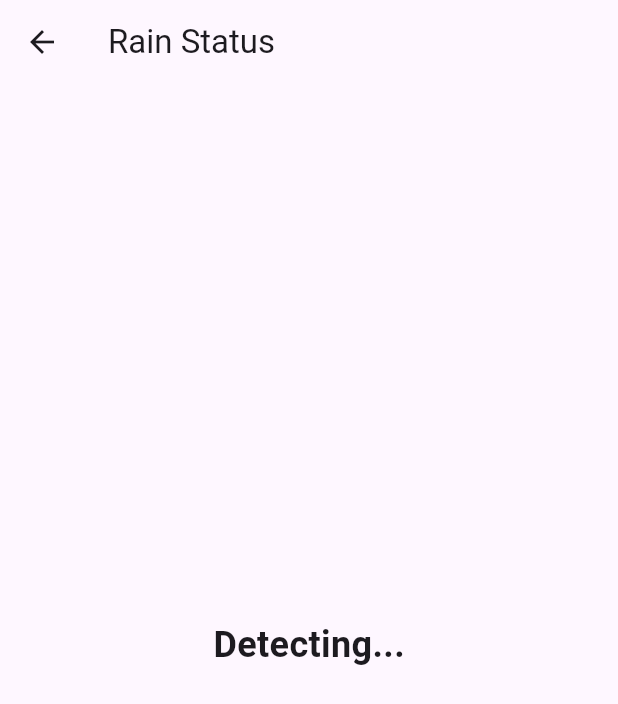
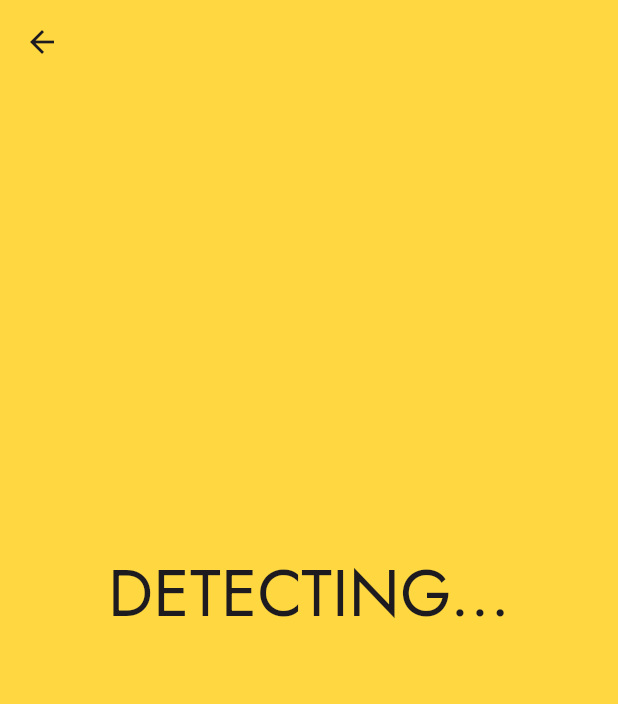
Before and after one commit to megnbenson/flutterTests, a Flutter app: the screen it shows after launch, after a tap on "BEGIN", on a phone screen of 412 x 824 dp. Shown: the top 704 px of the screen. Run offline on Flutter 3.47's test engine with Material 3 defaults, Android fonts, the phone set to English and light mode, and no system bars; our stand-ins replace flutter_map, google_fonts, latlong2; network calls fail.

Commit message:
made it look pretty

```diff
--- a/flutter_basic_first_app/lib/main.dart
+++ b/flutter_basic_first_app/lib/main.dart
@@ -12,8 +12,10 @@ class MyApp extends StatelessWidget {
   @override
   Widget build(BuildContext context) {
     return MaterialApp(
-      title: 'Weather App',
+      title: 'IS IT RAINING?',
+      debugShowCheckedModeBanner: false,
       theme: ThemeData(
+        scaffoldBackgroundColor: Colors.amberAccent,
         primarySwatch: Colors.blue,
       ),
       home: HomePage(),  // Changed from WeatherMapWidget to HomePage
--- a/flutter_basic_first_app/lib/models/utils/weather_utils.dart
+++ b/flutter_basic_first_app/lib/models/utils/weather_utils.dart
@@ -145,7 +145,7 @@ class WeatherUtils {
       }
 
       if (comparisonPoints == 0) {
-        return "No significant rain movement detected";
+        return "No rain movement detected near you - sorry!";
       }
 
       // Calculate the direction
--- a/flutter_basic_first_app/lib/pages/find_rain.dart
+++ b/flutter_basic_first_app/lib/pages/find_rain.dart
@@ -1,4 +1,5 @@
 import 'package:flutter/material.dart';
+import 'package:google_fonts/google_fonts.dart';
 import '../models/utils/weather_utils.dart'; // Import WeatherUtils
 
 class FindRainPage extends StatefulWidget {
@@ -34,12 +35,12 @@ class _FindRainPageState extends State<FindRainPage> {
   Widget build(BuildContext context) {
     return Scaffold(
       appBar: AppBar(
-        title: Text('Go Here - Rain Direction'),
+        backgroundColor: Colors.amberAccent,
       ),
       body: Center(
         child: Text(
           rainDirection,
-          style: TextStyle(fontSize: 24),
+          style: GoogleFonts.jost(fontSize: 44),
         ),
       ),
     );
--- a/flutter_basic_first_app/lib/pages/home_page.dart
+++ b/flutter_basic_first_app/lib/pages/home_page.dart
@@ -2,6 +2,7 @@
 import 'package:flutter/material.dart';
 import 'rain_status_page.dart';
 import '../widgets/weather_map_widget.dart'; // Import the WeatherMapWidget
+import 'package:google_fonts/google_fonts.dart';
 
 class HomePage extends StatefulWidget {
   const HomePage({super.key});
@@ -20,17 +21,58 @@ class _HomePageState extends State<HomePage> {
   Widget build(BuildContext context) {
     return Scaffold(
       appBar: AppBar(
-        title: Text('Weather App'),
       ),
       body: Center(
         child: Column(
           mainAxisAlignment: MainAxisAlignment.center,
           children: [
             Text(
-              'IS IT RAINING?',
-              style: TextStyle(fontSize: 24),
+              'IS IT \n RAINING?',
+              style: GoogleFonts.jost(fontSize: 44),
             ),
             SizedBox(height: 20),
+            Text(
+              '?',
+              style: GoogleFonts.jost(fontSize: 50),
+            ),
+            SizedBox(height: 20),
+            ElevatedButton(
+              onPressed: () {
+                double lat = double.tryParse(latController.text) ?? 51.517398;
+                double lon = double.tryParse(lonController.text) ?? -0.059893;
+
+                Navigator.push(
+                  context,
+                  MaterialPageRoute(
+                    builder: (context) =>
+                        RainStatusPage(latitude: lat, longitude: lon),
+                  ),
+                );
+              },
+              style: ElevatedButton.styleFrom(
+              shape: RoundedRectangleBorder(),
+              backgroundColor: Color.fromRGBO(52, 184, 255, 1)),
+              child: Text('BEGIN', style: GoogleFonts.jost(color: Colors.white)),
+            ),
+            SizedBox(height: 10), // Spacing between buttons
+            SizedBox(height: 150), // Spacing between buttons
+            ElevatedButton(
+              onPressed: () {
+                double lat = double.tryParse(latController.text) ?? 51.517398;
+                double lon = double.tryParse(lonController.text) ?? -0.059893;
+
+                Navigator.push(
+                  context,
+                  MaterialPageRoute(
+                    builder: (context) => WeatherMapWidget(
+                      initialLatitude: lat,
+                      initialLongitude: lon,
+                    ),
+                  ),
+                );
+              },
+              child: Text('SEE MAP', style: GoogleFonts.jost()),
+            ),
             Padding(
               padding: EdgeInsets.symmetric(horizontal: 20),
               child: TextField(
@@ -55,39 +97,7 @@ class _HomePageState extends State<HomePage> {
               ),
             ),
             SizedBox(height: 20),
-            ElevatedButton(
-              onPressed: () {
-                double lat = double.tryParse(latController.text) ?? 51.517398;
-                double lon = double.tryParse(lonController.text) ?? -0.059893;
 
-                Navigator.push(
-                  context,
-                  MaterialPageRoute(
-                    builder: (context) =>
-                        RainStatusPage(latitude: lat, longitude: lon),
-                  ),
-                );
-              },
-              child: Text('BEGIN'),
-            ),
-            SizedBox(height: 10), // Spacing between buttons
-            ElevatedButton(
-              onPressed: () {
-                double lat = double.tryParse(latController.text) ?? 51.517398;
-                double lon = double.tryParse(lonController.text) ?? -0.059893;
-
-                Navigator.push(
-                  context,
-                  MaterialPageRoute(
-                    builder: (context) => WeatherMapWidget(
-                      initialLatitude: lat,
-                      initialLongitude: lon,
-                    ),
-                  ),
-                );
-              },
-              child: Text('SEE MAP'),
-            ),
           ],
         ),
       ),
--- a/flutter_basic_first_app/lib/pages/rain_status_page.dart
+++ b/flutter_basic_first_app/lib/pages/rain_status_page.dart
@@ -3,6 +3,7 @@
 import 'package:flutter/material.dart';
 import 'package:flutter_basic_first_app/models/utils/weather_utils.dart';
 import 'package:flutter_basic_first_app/pages/find_rain.dart';
+import 'package:google_fonts/google_fonts.dart';
 
 class RainStatusPage extends StatefulWidget {
   final double latitude;
@@ -15,7 +16,8 @@ class RainStatusPage extends StatefulWidget {
 }
 
 class _RainStatusPageState extends State<RainStatusPage> {
-  String rainStatus = "Detecting...";
+  String rainStatus = "DETECTING...";
+  Color bgCol = Colors.amberAccent;
 
   @override
   void initState() {
@@ -30,15 +32,16 @@ class _RainStatusPageState extends State<RainStatusPage> {
     print("check rain status: lon : $lo, lan: $la");
     bool isRaining = await WeatherUtils.isItRaining(widget.latitude, widget.longitude);
     setState(() {
-      rainStatus = isRaining ? "It is raining" : "It is not raining";
+      rainStatus = isRaining ? "IT IS RAINING" : "IT IS NOT\n RAINING";
     });
+    bgCol = isRaining ? Color.fromRGBO(84, 152, 255, 1) : Colors.amberAccent;
   }
 
   @override
   Widget build(BuildContext context) {
     return Scaffold(
       appBar: AppBar(
-        title: Text('Rain Status'),
+        backgroundColor: Colors.amberAccent,
       ),
       body: Center(
         child: Column(
@@ -46,11 +49,11 @@ class _RainStatusPageState extends State<RainStatusPage> {
           children: [
             Text(
               rainStatus,
-              style: TextStyle(fontSize: 24, fontWeight: FontWeight.bold),
+              style: GoogleFonts.jost(fontSize: 44),
             ),
-            SizedBox(height: 20),
+            SizedBox(height: 90),
             // Show the button only if it is raining
-            if (rainStatus == "It is not raining")
+            if(rainStatus == "IT IS RAINING")
               ElevatedButton(
                 onPressed: () {
                   // Navigate to the new GoHerePage
@@ -61,7 +64,26 @@ class _RainStatusPageState extends State<RainStatusPage> {
                     ),
                   );
                 },
-                child: Text('Go Here'),
+                style: ElevatedButton.styleFrom(
+                  shape: RoundedRectangleBorder(),
+                  backgroundColor: Color.fromRGBO(52, 184, 255, 1)),
+                child: Text('STILL RAINING?', style: GoogleFonts.jost(color: Colors.white)),
+              ),
+            if (rainStatus == "IT IS NOT\n RAINING")
+              ElevatedButton(
+                onPressed: () {
+                  // Navigate to the new GoHerePage
+                  Navigator.push(
+                    context,
+                    MaterialPageRoute(
+                      builder: (context) => FindRainPage(longitude: widget.longitude, latitude: widget.latitude),
+                    ),
+                  );
+                },
+                style: ElevatedButton.styleFrom(
+                  shape: RoundedRectangleBorder(),
+                  backgroundColor: Color.fromRGBO(52, 184, 255, 1)),
+                child: Text('FIND RAIN?', style: GoogleFonts.jost(color: Colors.white)),
             ),
           ],
         ),
--- a/flutter_basic_first_app/pubspec.yaml
+++ b/flutter_basic_first_app/pubspec.yaml
@@ -38,6 +38,7 @@ dependencies:
   # The following adds the Cupertino Icons font to your application.
   # Use with the CupertinoIcons class for iOS style icons.
   cupertino_icons: ^1.0.8
+  google_fonts: ^6.2.1
 
 dev_dependencies:
   flutter_test:
```
Also changed, not shown: flutter_basic_first_app/pubspec.lock, 1 other file.
